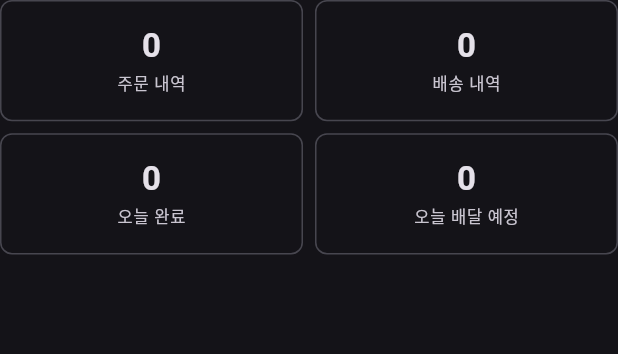
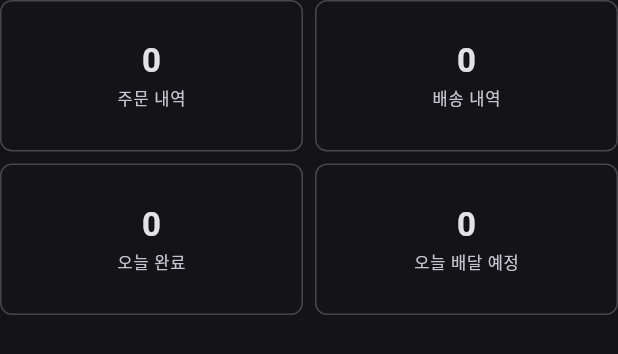
Before and after one commit to madwind0526/DeliveryAlrim, a Flutter app: the _SummaryStrip widget shown alone on an empty page, opened directly with empty values, on a phone screen of 412 x 824 dp. Shown: the top 354 px of the screen. Run offline on Flutter 3.47's test engine with Material 3 defaults, Android fonts, the phone set to English and light mode, and no system bars; our stand-ins replace drift, drift_flutter, flutter_riverpod, go_router, package_info_plus, table_calendar; accounts and stored records are empty; generated files the repository leaves out were written again.

Commit message:
fix: use system font and prevent today overflow

```diff
--- a/app/lib/app.dart
+++ b/app/lib/app.dart
@@ -53,6 +53,7 @@ class _CheckShippingAppState extends ConsumerState<CheckShippingApp>
     final router = ref.watch(routerProvider);
     return MaterialApp.router(
       title: StringsKo.appTitle,
+      debugShowCheckedModeBanner: false,
       theme: AppTheme.dark(),
       routerConfig: router,
       locale: const Locale('ko'),
--- a/app/lib/core/theme.dart
+++ b/app/lib/core/theme.dart
@@ -18,15 +18,11 @@ abstract final class AppTheme {
         margin: EdgeInsets.symmetric(horizontal: 12, vertical: 6),
       ),
       fontFamily: _systemFontFamily,
-      fontFamilyFallback: const [
-        'Noto Sans CJK KR',
-        'Apple SD Gothic Neo',
-        'Malgun Gothic',
-      ],
     );
   }
 
   static String? get _systemFontFamily => switch (defaultTargetPlatform) {
+    TargetPlatform.android => 'sans-serif',
     TargetPlatform.windows => 'Segoe UI',
     TargetPlatform.macOS => '.AppleSystemUIFont',
     TargetPlatform.iOS => '.SF Pro Text',
--- a/app/lib/features/daily/today_dashboard_screen.dart
+++ b/app/lib/features/daily/today_dashboard_screen.dart
@@ -148,7 +148,7 @@ class _SummaryStrip extends StatelessWidget {
       crossAxisCount: compact ? 2 : 4,
       crossAxisSpacing: 8,
       mainAxisSpacing: 8,
-      childAspectRatio: compact ? 2.5 : 1.8,
+      childAspectRatio: compact ? 2.0 : 1.6,
       children: [
         _SummaryItem(label: StringsKo.todayOrdered, value: ordered),
         _SummaryItem(label: StringsKo.todayInTransit, value: inTransit),
@@ -169,13 +169,16 @@ class _SummaryItem extends StatelessWidget {
   Widget build(BuildContext context) {
     final colors = Theme.of(context).colorScheme;
     return Container(
-      padding: const EdgeInsets.symmetric(horizontal: 8, vertical: 10),
+      padding: const EdgeInsets.symmetric(horizontal: 8, vertical: 8),
       decoration: BoxDecoration(
         border: Border.all(color: colors.outlineVariant),
         borderRadius: BorderRadius.circular(8),
       ),
+      child: Center(
+        child: FittedBox(
+          fit: BoxFit.scaleDown,
           child: Column(
-        mainAxisAlignment: MainAxisAlignment.center,
+            mainAxisSize: MainAxisSize.min,
             children: [
               Text(
                 '$value',
@@ -187,12 +190,13 @@ class _SummaryItem extends StatelessWidget {
               Text(
                 label,
                 maxLines: 1,
-            overflow: TextOverflow.ellipsis,
-            style: Theme.of(
-              context,
-            ).textTheme.labelSmall?.copyWith(color: colors.onSurfaceVariant),
+                style: Theme.of(context).textTheme.labelSmall?.copyWith(
+                  color: colors.onSurfaceVariant,
+                ),
               ),
             ],
+          ),
+        ),
       ),
     );
   }
@@ -220,9 +224,13 @@ class _TodaySection extends StatelessWidget {
             children: [
               Icon(icon, size: 18),
               const SizedBox(width: 8),
-              Text(
+              Expanded(
+                child: Text(
                   '$title ${parcels.length}',
+                  maxLines: 1,
+                  overflow: TextOverflow.ellipsis,
                   style: Theme.of(context).textTheme.titleMedium,
+                ),
               ),
             ],
           ),
```
Lines whose indentation alone changed are shown as unchanged.
